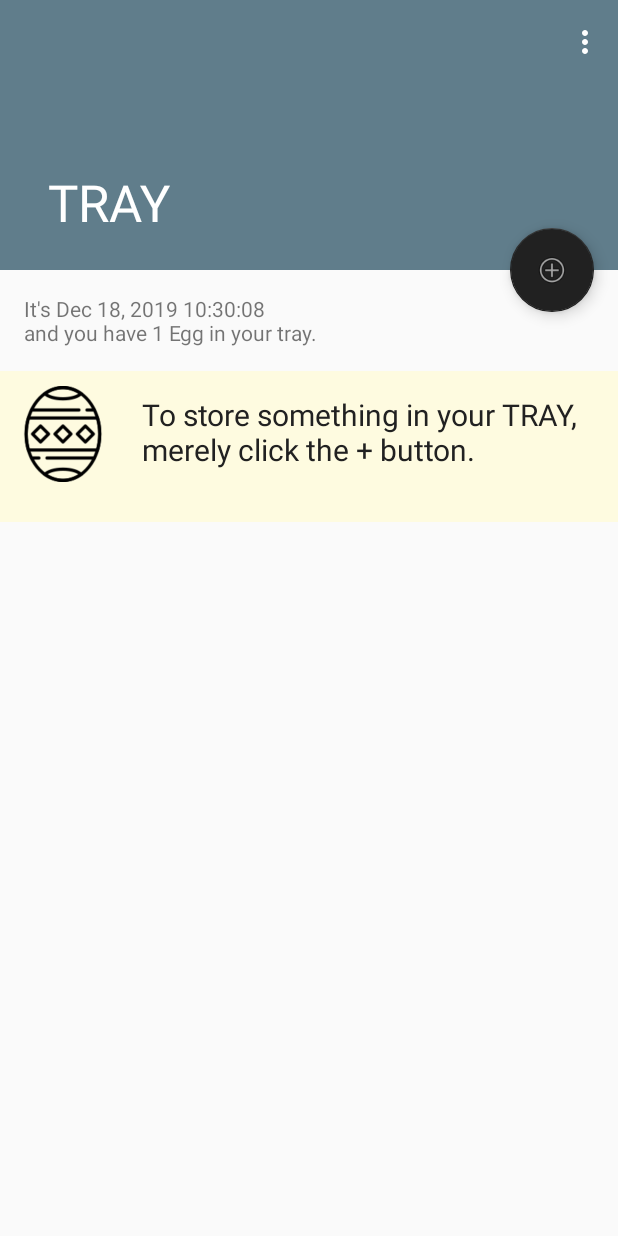
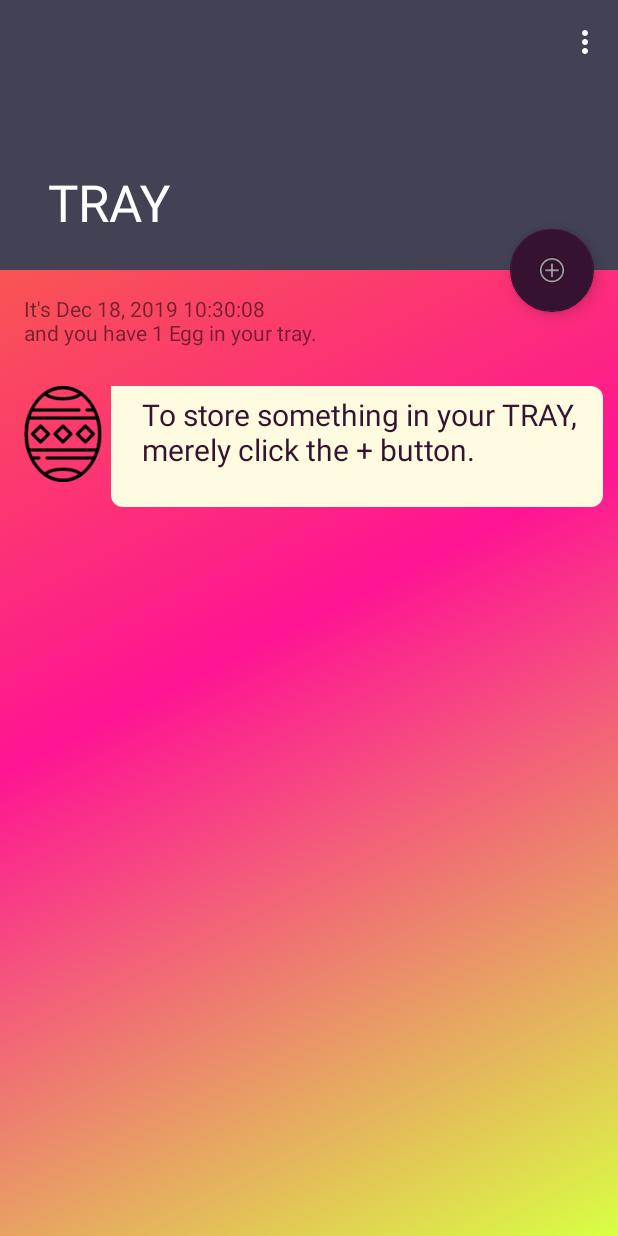
Before and after one commit to mcnemesis/tray, an Android app: the screen it shows after launch (MainActivity), on a phone screen of 412 x 824 dp. Run offline under Robolectric (Android 15) with nearby library versions, the phone set to English and light mode, and no system bars; libraries missing offline, so code that uses them is left out: com.ipaulpro.afilechooser.

Commit message:
Apply an animated background to TRAY, and give each egg a better cell design

```diff
--- a/app/build.gradle
+++ b/app/build.gradle
@@ -4,7 +4,7 @@ android {
     compileSdkVersion 29
     defaultConfig {
         applicationId "com.nuchwezi.tray"
-        minSdkVersion 15
+        minSdkVersion 16
         targetSdkVersion 29
         versionCode 5
         versionName "1.4"
--- a/app/src/main/java/com/nuchwezi/tray/MainActivity.java
+++ b/app/src/main/java/com/nuchwezi/tray/MainActivity.java
@@ -6,9 +6,13 @@ import android.content.ClipboardManager;
 import android.content.Context;
 import android.content.Intent;
 import android.content.pm.PackageManager;
+import android.graphics.Typeface;
+import android.graphics.drawable.AnimationDrawable;
 import android.net.Uri;
 import android.os.Bundle;
 import android.os.Handler;
+import android.text.Spannable;
+import android.text.SpannableString;
 import android.util.Log;
 import android.view.ContextMenu;
 import android.view.MenuInflater;
@@ -43,6 +47,7 @@ import androidx.appcompat.app.AppCompatActivity;
 import androidx.appcompat.widget.Toolbar;
 import androidx.core.app.ActivityCompat;
 import androidx.core.content.ContextCompat;
+import androidx.core.content.res.ResourcesCompat;
 
 public class MainActivity extends AppCompatActivity {
 
@@ -58,6 +63,13 @@ public class MainActivity extends AppCompatActivity {
         setContentView(R.layout.activity_main);
         Toolbar toolbar = findViewById(R.id.toolbar);
         setSupportActionBar(toolbar);
+
+        // for the animated background...
+        AnimationDrawable animDrawable = (AnimationDrawable) findViewById(R.id.rootLayout).getBackground();
+        animDrawable.setEnterFadeDuration(10);
+        animDrawable.setExitFadeDuration(5000);
+        animDrawable.start();
+
 
         FloatingActionButton fab = findViewById(R.id.fab);
         fab.setOnClickListener(new View.OnClickListener() {
--- /dev/null
+++ b/app/src/main/res/drawable/cell_background.xml
@@ -0,0 +1,8 @@
+<?xml version="1.0" encoding="utf-8"?>
+<shape xmlns:android="http://schemas.android.com/apk/res/android" android:shape="rectangle">
+<solid android:color="@color/colorCellBG1"/>
+<corners android:bottomRightRadius="8dp"
+android:bottomLeftRadius="8dp"
+android:topRightRadius="8dp"
+android:topLeftRadius="0dp"/>
+    </shape>
--- /dev/null
+++ b/app/src/main/res/drawable/gradient_animation.xml
@@ -0,0 +1,13 @@
+<?xml version="1.0" encoding="utf-8"?>
+<animation-list xmlns:android="http://schemas.android.com/apk/res/android">
+
+    <item android:duration="5000"
+        android:drawable="@drawable/gradient_start"/>
+
+    <item android:duration="5000"
+        android:drawable="@drawable/gradient_center"/>
+
+    <item android:duration="5000"
+        android:drawable="@drawable/gradient_end"/>
+
+</animation-list>
--- /dev/null
+++ b/app/src/main/res/drawable/gradient_center.xml
@@ -0,0 +1,10 @@
+<?xml version="1.0" encoding="utf-8"?>
+<shape xmlns:android="http://schemas.android.com/apk/res/android"
+    android:shape="rectangle">
+    <gradient
+        android:type="linear"
+        android:angle="315"
+        android:startColor="@color/colorGradientCenter"
+        android:centerColor="@color/colorGradientEnd"
+        android:endColor="@color/colorGradientStart"/>
+</shape>
--- /dev/null
+++ b/app/src/main/res/drawable/gradient_end.xml
@@ -0,0 +1,10 @@
+<?xml version="1.0" encoding="utf-8"?>
+<shape xmlns:android="http://schemas.android.com/apk/res/android"
+    android:shape="rectangle">
+    <gradient
+        android:type="linear"
+        android:angle="315"
+        android:startColor="@color/colorGradientCenter"
+        android:centerColor="@color/colorGradientEnd"
+        android:endColor="@color/colorGradientStart"/>
+</shape>
--- /dev/null
+++ b/app/src/main/res/drawable/gradient_start.xml
@@ -0,0 +1,10 @@
+<?xml version="1.0" encoding="utf-8"?>
+<shape xmlns:android="http://schemas.android.com/apk/res/android"
+    android:shape="rectangle">
+    <gradient
+        android:type="linear"
+        android:angle="315"
+        android:startColor="@color/colorGradientStart"
+        android:centerColor="@color/colorGradientCenter"
+        android:endColor="@color/colorGradientEnd"/>
+</shape>
--- a/app/src/main/res/layout/activity_main.xml
+++ b/app/src/main/res/layout/activity_main.xml
@@ -5,7 +5,9 @@
     android:layout_width="match_parent"
     android:layout_height="match_parent"
     android:fitsSystemWindows="true"
-    tools:context=".MainActivity">
+    tools:context=".MainActivity"
+    android:id="@+id/rootLayout"
+    android:background="@drawable/gradient_animation">
 
     <com.google.android.material.appbar.AppBarLayout
         android:id="@+id/app_bar"
@@ -28,7 +30,8 @@
                 android:layout_width="match_parent"
                 android:layout_height="?attr/actionBarSize"
                 app:layout_collapseMode="pin"
-                app:popupTheme="@style/AppTheme.PopupOverlay" />
+                app:popupTheme="@style/AppTheme.PopupOverlay"
+                />
 
         </com.google.android.material.appbar.CollapsingToolbarLayout>
     </com.google.android.material.appbar.AppBarLayout>
--- a/app/src/main/res/layout/cell_entry_preview.xml
+++ b/app/src/main/res/layout/cell_entry_preview.xml
@@ -4,7 +4,7 @@
     android:layout_height="wrap_content"
     android:id="@+id/uiContainer"
     android:padding="10dip"
-    android:background="@color/colorCellBG1">
+    android:background="@color/colorTransparent">
 
     <ImageView
         android:layout_width="64dp"
@@ -18,7 +18,7 @@
         android:orientation="vertical" android:layout_width="match_parent"
         android:layout_height="wrap_content"
         android:padding="5dip"
-        android:background="@color/colorCellBG1">
+        android:background="@drawable/cell_background">
 
 
         <TextView
--- a/app/src/main/res/values/colors.xml
+++ b/app/src/main/res/values/colors.xml
@@ -1,7 +1,11 @@
 <?xml version="1.0" encoding="utf-8"?>
 <resources>
-    <color name="colorPrimary">#607d8b</color>
-    <color name="colorPrimaryDark">#263238</color>
-    <color name="colorAccent">#212121</color>
+    <color name="colorPrimary">#424254</color>
+    <color name="colorPrimaryDark">#202035</color>
+    <color name="colorAccent">#351330</color>
     <color name="colorCellBG1">#FEFBE0</color>
+    <color name="colorGradientStart">#D9FF43</color>
+    <color name="colorGradientCenter">#F67831</color>
+    <color name="colorGradientEnd">#FF1493</color>
+    <color name="colorTransparent">#00ffffff</color>
 </resources>
```
